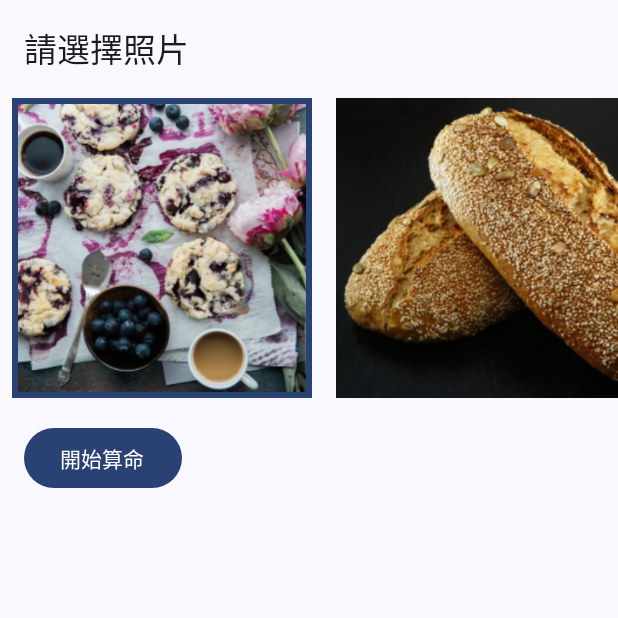
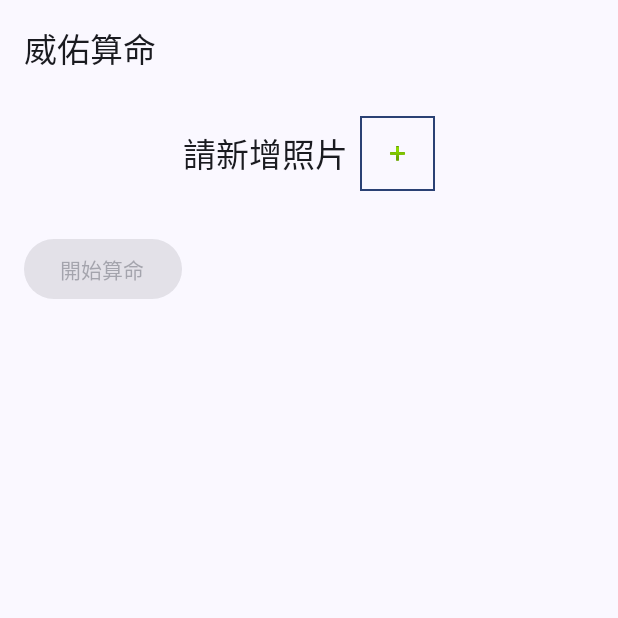
Before and after one commit to wow800915/FortuneTeller, an Android app built with Jetpack Compose: the screen it shows after launch (MainActivity), on a phone screen of 412 x 824 dp, the top half of it. Run offline under Robolectric (Android 15) with nearby library versions, the phone set to English and light mode, and no system bars; libraries missing offline, so code that uses them is left out: com.google.ai.client.

Commit message:
新增點選照片功能

```diff
--- a/app/src/main/java/com/example/fortuneteller/HomeScreen.kt
+++ b/app/src/main/java/com/example/fortuneteller/HomeScreen.kt
@@ -1,16 +1,21 @@
 package com.example.fortuneteller
 
+import android.graphics.Bitmap
 import android.graphics.BitmapFactory
+import androidx.activity.compose.rememberLauncherForActivityResult
+import androidx.activity.result.contract.ActivityResultContracts
 import androidx.compose.foundation.BorderStroke
 import androidx.compose.foundation.Image
 import androidx.compose.foundation.border
 import androidx.compose.foundation.clickable
+import androidx.compose.foundation.layout.Arrangement
 import androidx.compose.foundation.layout.Column
 import androidx.compose.foundation.layout.Row
 import androidx.compose.foundation.layout.fillMaxSize
 import androidx.compose.foundation.layout.fillMaxWidth
 import androidx.compose.foundation.layout.padding
 import androidx.compose.foundation.layout.requiredSize
+import androidx.compose.foundation.layout.size
 import androidx.compose.foundation.lazy.LazyRow
 import androidx.compose.foundation.lazy.itemsIndexed
 import androidx.compose.foundation.rememberScrollState
@@ -21,6 +26,7 @@ import androidx.compose.material3.MaterialTheme
 import androidx.compose.material3.Text
 import androidx.compose.material3.TextField
 import androidx.compose.runtime.Composable
+import androidx.compose.runtime.MutableState
 import androidx.compose.runtime.collectAsState
 import androidx.compose.runtime.getValue
 import androidx.compose.runtime.mutableIntStateOf
@@ -31,6 +37,7 @@ import androidx.compose.runtime.setValue
 import androidx.compose.ui.Alignment
 import androidx.compose.ui.Modifier
 import androidx.compose.ui.draw.alpha
+import androidx.compose.ui.graphics.asImageBitmap
 import androidx.compose.ui.platform.LocalContext
 import androidx.compose.ui.res.painterResource
 import androidx.compose.ui.res.stringResource
@@ -38,27 +45,26 @@ import androidx.compose.ui.text.style.TextAlign
 import androidx.compose.ui.unit.dp
 import androidx.lifecycle.viewmodel.compose.viewModel
 
-val images = arrayOf(
-    R.drawable.baked_goods_1,
-    R.drawable.baked_goods_2,
-    R.drawable.baked_goods_3
-)
-val imageDescriptions = arrayOf(
-    R.string.image1_description,
-    R.string.image2_description,
-    R.string.image3_description
-)
-
 @Composable
 fun HomeScreen(
+    selectedImage: MutableState<Bitmap?>,
     homeViewModel: HomeViewModel = viewModel()
 ) {
-    val selectedImage = remember { mutableIntStateOf(0) }
     val placeholderResult = stringResource(R.string.results_placeholder)
     var result by rememberSaveable { mutableStateOf(placeholderResult) }
     val uiState by homeViewModel.uiState.collectAsState()
     val context = LocalContext.current
     val prompt = stringResource(R.string.prompt) // Add this line to retrieve the string resource
+
+    // Image picker launcher
+    val launcher = rememberLauncherForActivityResult(
+        contract = ActivityResultContracts.GetContent()
+    ) { uri ->
+        uri?.let {
+            val inputStream = context.contentResolver.openInputStream(it)
+            selectedImage.value = BitmapFactory.decodeStream(inputStream)
+        }
+    }
 
     Column(
         modifier = Modifier.fillMaxSize()
@@ -69,40 +75,64 @@ fun HomeScreen(
             modifier = Modifier.padding(16.dp)
         )
 
-        LazyRow(
-            modifier = Modifier.fillMaxWidth()
-        ) {
-            itemsIndexed(images) { index, image ->
-                var imageModifier = Modifier
-                    .padding(start = 8.dp, end = 8.dp)
-                    .requiredSize(200.dp)
-                    .clickable {
-                        selectedImage.intValue = index
-                    }
-                if (index == selectedImage.intValue) {
-                    imageModifier =
-                        imageModifier.border(BorderStroke(4.dp, MaterialTheme.colorScheme.primary))
-                }
+        // 位置A: 加號圖案並且可以點選選照片
+        if (selectedImage.value == null) {
+            Row(
+                horizontalArrangement = Arrangement.Center,
+                verticalAlignment = Alignment.CenterVertically,
+                modifier = Modifier
+                    .fillMaxWidth()
+                    .padding(12.dp)
+            ) {
+                Text(
+                    text = stringResource(R.string.add_photo),
+                    style = MaterialTheme.typography.titleLarge,
+                    modifier = Modifier.padding(end = 8.dp)
+                )
+
                 Image(
-                    painter = painterResource(image),
-                    contentDescription = stringResource(imageDescriptions[index]),
-                    modifier = imageModifier
+                    painter = painterResource(id = android.R.drawable.ic_input_add),
+                    contentDescription = stringResource(R.string.home_title),
+                    modifier = Modifier
+                        .requiredSize(50.dp)
+                        .border(BorderStroke(1.dp, MaterialTheme.colorScheme.primary))
+                        .clickable {
+                            // Open image picker here
+                            launcher.launch("image/*")
+                        }
+                        .padding(16.dp)
                 )
             }
+
         }
+
+        // Display the selected image if not null
+        selectedImage.value?.let {
+            //位置D
+            Image(
+                bitmap = it.asImageBitmap(),
+                contentDescription = stringResource(R.string.home_title),
+                modifier = Modifier
+                    .padding(16.dp)
+                    .size(160.dp)
+                    .border(BorderStroke(1.dp, MaterialTheme.colorScheme.primary))
+                    .align(Alignment.CenterHorizontally) // Center horizontally
+                    .clickable {
+                        // Open image picker here
+                        launcher.launch("image/*")
+                    }
+            )
+        }
+
 
         Row(
             modifier = Modifier.padding(all = 16.dp)
         ) {
             Button(
                 onClick = {
-                    val bitmap = BitmapFactory.decodeResource(
-                        context.resources,
-                        images[selectedImage.intValue]
-                    )
-                    homeViewModel.sendPrompt(bitmap, prompt)
+                    homeViewModel.sendPrompt(selectedImage.value!!, prompt)
                 },
-//                enabled = prompt.isEmpty(),//這邊判斷照片是不是empty
+                enabled = (selectedImage.value != null),//位置C 幫我判斷照片是不是null或是empty
                 modifier = Modifier
                     .align(Alignment.CenterVertically)
             ) {
--- a/app/src/main/java/com/example/fortuneteller/MainActivity.kt
+++ b/app/src/main/java/com/example/fortuneteller/MainActivity.kt
@@ -1,15 +1,22 @@
 package com.example.fortuneteller
 
+import android.app.Activity
+import android.content.Intent
+import android.graphics.Bitmap
+import android.graphics.BitmapFactory
 import android.os.Bundle
 import androidx.activity.ComponentActivity
 import androidx.activity.compose.setContent
 import androidx.compose.foundation.layout.fillMaxSize
 import androidx.compose.material3.MaterialTheme
 import androidx.compose.material3.Surface
+import androidx.compose.runtime.mutableStateOf
 import androidx.compose.ui.Modifier
 import com.example.fortuneteller.ui.theme.FortuneTellerTheme
 
 class MainActivity : ComponentActivity() {
+    private val selectedImage = mutableStateOf<Bitmap?>(null)
+
     override fun onCreate(savedInstanceState: Bundle?) {
         super.onCreate(savedInstanceState)
         setContent {
@@ -19,9 +26,23 @@ class MainActivity : ComponentActivity() {
                     modifier = Modifier.fillMaxSize(),
                     color = MaterialTheme.colorScheme.background,
                 ) {
-                    HomeScreen()
+                    HomeScreen(selectedImage)
                 }
             }
         }
     }
+
+    // Add this function to handle activity result
+    override fun onActivityResult(requestCode: Int, resultCode: Int, data: Intent?) {
+        super.onActivityResult(requestCode, resultCode, data)
+        if (requestCode == IMAGE_PICK_CODE && resultCode == Activity.RESULT_OK) {
+            data?.data?.let { uri ->
+                val inputStream = contentResolver.openInputStream(uri)
+                selectedImage.value = BitmapFactory.decodeStream(inputStream)
+            }
+        }
+    }
 }
+
+// Add this constant for image pick code
+const val IMAGE_PICK_CODE = 1000
--- a/app/src/main/res/values/strings.xml
+++ b/app/src/main/res/values/strings.xml
@@ -1,9 +1,10 @@
 <resources>
     <string name="app_name">FortuneTeller</string>
     <string name="action_go">開始算命</string>
-    <string name="home_title">請選擇照片</string>
+    <string name="home_title">威佑算命</string>
+    <string name="add_photo">請新增照片</string>
     <string name="label_prompt">Prompt</string>
-    <string name="prompt">中文回答,先幫我判斷此照片是不是人,如果是請回『不是人,請上傳人類照片』,如果是人類的話,幫我算此人命相,並用幽默誇張的方法回覆,如果不知道,怎麼算就亂掰即可</string>
+    <string name="prompt">中文回答,先幫我判斷此照片是不是人,如果是請回『不是人,請重新點選照片,上傳人類照片』,如果是人類的話,幫我算此人命相,並用幽默誇張的方法回覆,如果不知道怎麼算就亂掰即可</string>
     <string name="image1_description">Blueberry cookies</string>
     <string name="image2_description">Homemade bread</string>
     <string name="image3_description">Red-velvet cupcake</string>
```
